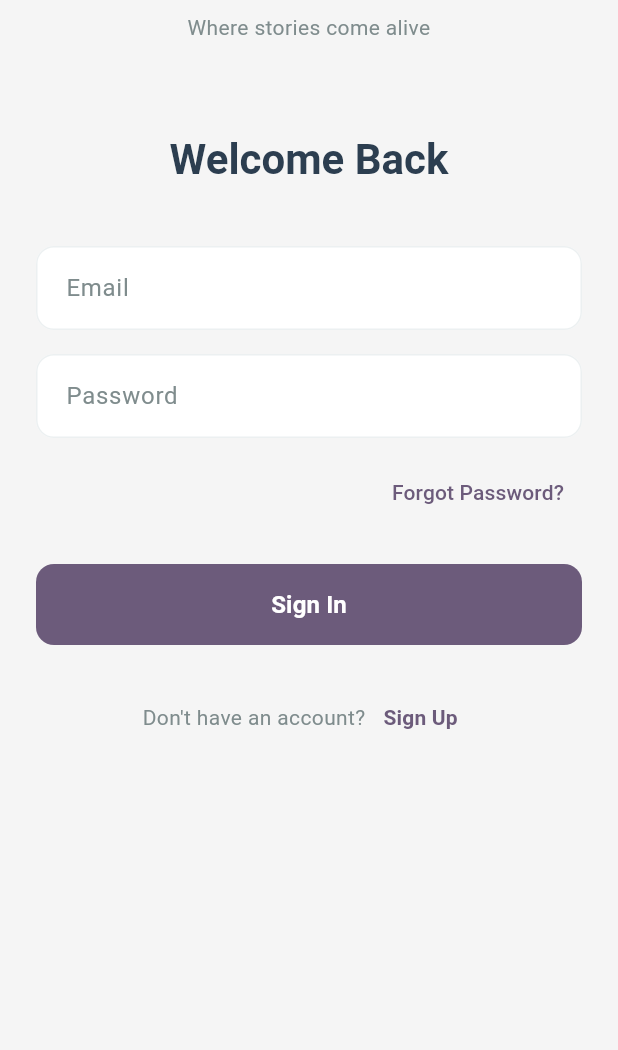
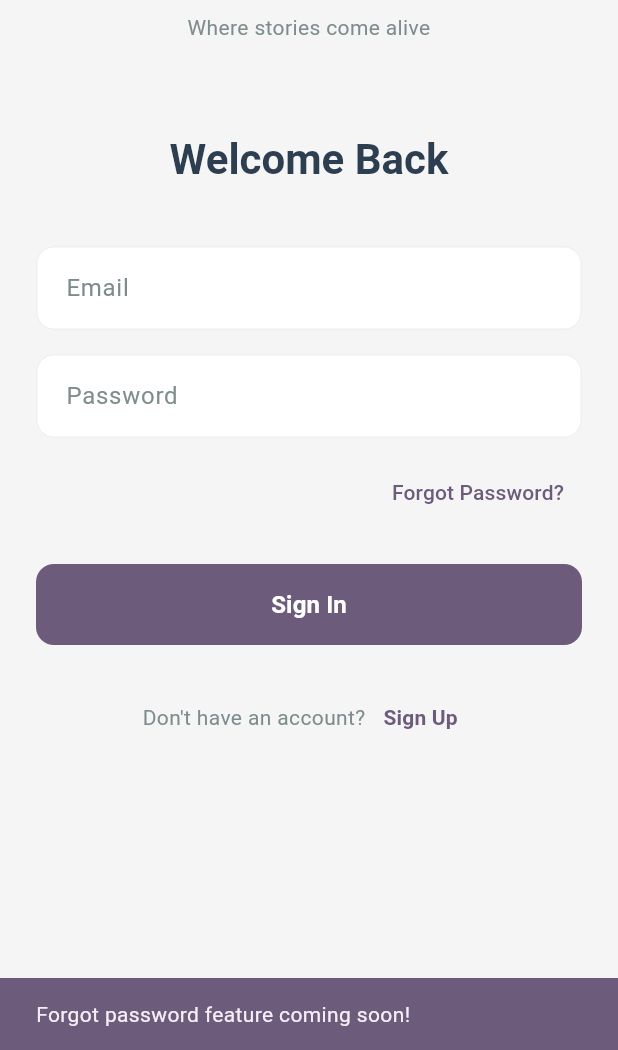
Before and after one commit to dslunde/CritChat, a Flutter app: the screen it shows after launch, after a tap on "Forgot Password?", on a phone screen of 412 x 824 dp, the part 186-1236 px from its top. Run offline on Flutter 3.47's test engine with Material 3 defaults, Android fonts, the phone set to English and light mode, and no system bars; our stand-ins replace cloud_firestore, equatable, firebase_auth, firebase_core, flutter_bloc, formz and 1 more; accounts and stored records are empty.

Commit message:
Clean up

```diff
--- a/lib/features/auth/data/datasources/auth_remote_datasource.dart
+++ b/lib/features/auth/data/datasources/auth_remote_datasource.dart
@@ -1,5 +1,6 @@
 import 'package:firebase_auth/firebase_auth.dart';
 import 'package:cloud_firestore/cloud_firestore.dart';
+import 'package:flutter/foundation.dart';
 import '../models/user_model.dart';
 
 abstract class AuthRemoteDataSource {
@@ -70,7 +71,7 @@ class AuthRemoteDataSourceImpl implements AuthRemoteDataSource {
 
           return userData;
         } catch (e) {
-          print('Failed to create user document in getCurrentUser: $e');
+          debugPrint('Failed to create user document in getCurrentUser: $e');
           return userData;
         }
       }
@@ -80,7 +81,7 @@ class AuthRemoteDataSourceImpl implements AuthRemoteDataSource {
 
       return UserModel.fromJson(data, firebaseUser.uid);
     } catch (e) {
-      print('Error in getCurrentUser: $e');
+      debugPrint('Error in getCurrentUser: $e');
       return null;
     }
   }
@@ -144,7 +145,7 @@ class AuthRemoteDataSourceImpl implements AuthRemoteDataSource {
           return userData;
         } catch (e) {
           // If document creation fails, try to get existing document
-          print('Failed to create user document in signIn: $e');
+          debugPrint('Failed to create user document in signIn: $e');
           final retryDoc = await _firestore
               .collection('users')
               .doc(refreshedUser.uid)
@@ -235,7 +236,7 @@ class AuthRemoteDataSourceImpl implements AuthRemoteDataSource {
         return userData;
       } catch (firestoreError) {
         // If Firestore fails but Firebase Auth succeeded, still return user data
-        print(
+        debugPrint(
           'Firestore document creation failed during signup: $firestoreError',
         );
         return userData;
@@ -341,7 +342,7 @@ class AuthRemoteDataSourceImpl implements AuthRemoteDataSource {
             return userData;
           } catch (e) {
             // If document creation fails, try to get existing document
-            print('Failed to create user document: $e');
+            debugPrint('Failed to create user document: $e');
             final retryDoc = await _firestore
                 .collection('users')
                 .doc(firebaseUser.uid)
@@ -361,7 +362,7 @@ class AuthRemoteDataSourceImpl implements AuthRemoteDataSource {
 
         return UserModel.fromJson(data, firebaseUser.uid);
       } catch (e) {
-        print('Error in authStateChanges: $e');
+        debugPrint('Error in authStateChanges: $e');
         return null;
       }
     });
--- a/lib/features/auth/presentation/bloc/auth_bloc.dart
+++ b/lib/features/auth/presentation/bloc/auth_bloc.dart
@@ -1,4 +1,5 @@
 import 'dart:async';
+import 'package:flutter/foundation.dart';
 import 'package:flutter_bloc/flutter_bloc.dart';
 import '../../domain/usecases/get_current_user_usecase.dart';
 import '../../domain/usecases/sign_in_usecase.dart';
@@ -30,20 +31,18 @@ class AuthBloc extends Bloc<AuthEvent, AuthState> {
     // Listen to auth state changes
     _authStateSubscription = _authRepository.authStateChanges.listen(
       (user) {
+        // Let the event handlers manage state emissions
+        // This stream is just for listening to Firebase auth changes
         if (user != null) {
-          final needsOnboarding =
-              user.displayName == null ||
-              user.experienceLevel == null ||
-              user.preferredSystems.isEmpty;
-
-          emit(AuthAuthenticated(user: user, needsOnboarding: needsOnboarding));
+          add(const AuthStarted());
         } else {
-          emit(const AuthUnauthenticated());
+          add(const AuthStarted());
         }
       },
       onError: (error) {
-        print('Auth stream error: $error');
-        emit(AuthError(message: error.toString()));
+        // Use debugPrint for development logging
+        debugPrint('Auth stream error: $error');
+        add(const AuthStarted());
       },
     );
   }
--- a/lib/features/auth/presentation/pages/sign_in_page.dart
+++ b/lib/features/auth/presentation/pages/sign_in_page.dart
@@ -141,7 +141,15 @@ class _SignInPageState extends State<SignInPage> {
                     alignment: Alignment.centerRight,
                     child: TextButton(
                       onPressed: () {
-                        // TODO: Implement forgot password
+                        // Forgot password functionality placeholder
+                        ScaffoldMessenger.of(context).showSnackBar(
+                          const SnackBar(
+                            content: Text(
+                              'Forgot password feature coming soon!',
+                            ),
+                            backgroundColor: AppColors.primaryColor,
+                          ),
+                        );
                       },
                       child: Text(
                         AppStrings.forgotPassword,
--- a/lib/features/auth/presentation/widgets/auth_button.dart
+++ b/lib/features/auth/presentation/widgets/auth_button.dart
@@ -26,7 +26,7 @@ class AuthButton extends StatelessWidget {
         style: ElevatedButton.styleFrom(
           backgroundColor: backgroundColor,
           foregroundColor: textColor,
-          disabledBackgroundColor: backgroundColor.withOpacity(0.6),
+          disabledBackgroundColor: backgroundColor.withValues(alpha: 0.6),
           elevation: 0,
           shape: RoundedRectangleBorder(
             borderRadius: BorderRadius.circular(12),
--- a/lib/main.dart
+++ b/lib/main.dart
@@ -229,7 +229,7 @@ class HomePage extends StatelessWidget {
                     width: 100,
                     height: 100,
                     decoration: BoxDecoration(
-                      color: AppColors.primaryColor.withOpacity(0.1),
+                      color: AppColors.primaryColor.withValues(alpha: 0.1),
                       shape: BoxShape.circle,
                     ),
                     child: const Icon(
@@ -282,7 +282,7 @@ class HomePage extends StatelessWidget {
                           vertical: 8,
                         ),
                         decoration: BoxDecoration(
-                          color: AppColors.primaryColor.withOpacity(0.1),
+                          color: AppColors.primaryColor.withValues(alpha: 0.1),
                           borderRadius: BorderRadius.circular(20),
                         ),
                         child: Text(
```
Also changed, not shown: lib/features/auth/presentation/pages/onboarding_page.dart (+5 -3 lines), 1 other file.
